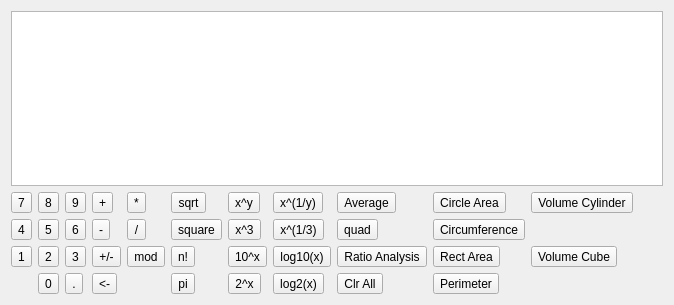
Qt form Calculator.ui (towel42-com/bsa) before a commit.
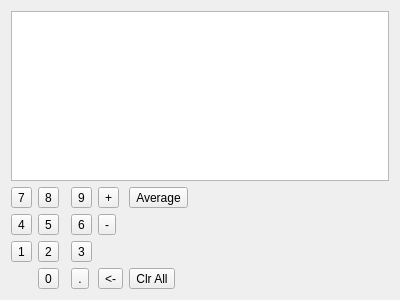
The same form after that commit. Icons and pictures are not drawn.

Diff of the .ui file:
```diff
--- a/Calculator.ui
+++ b/Calculator.ui
@@ -6,8 +6,8 @@
    <rect>
     <x>0</x>
     <y>0</y>
-    <width>615</width>
-    <height>305</height>
+    <width>400</width>
+    <height>300</height>
    </rect>
   </property>
   <property name="windowTitle">
@@ -18,6 +18,9 @@
     <normaloff>:/resources/calc.png</normaloff>:/resources/calc.png</iconset>
   </property>
   <layout class="QGridLayout" name="gridLayout">
+   <item row="0" column="0" colspan="9">
+    <widget class="QListView" name="values"/>
+   </item>
    <item row="1" column="0">
     <widget class="QToolButton" name="btn_7">
      <property name="text">
@@ -32,7 +35,7 @@
      </property>
     </widget>
    </item>
-   <item row="1" column="11" colspan="5">
+   <item row="1" column="6">
     <spacer name="horizontalSpacer">
      <property name="orientation">
       <enum>Qt::Horizontal</enum>
@@ -59,6 +62,20 @@
      </property>
     </widget>
    </item>
+   <item row="2" column="3">
+    <widget class="QToolButton" name="btn_6">
+     <property name="text">
+      <string>6</string>
+     </property>
+    </widget>
+   </item>
+   <item row="1" column="3">
+    <widget class="QToolButton" name="btn_9">
+     <property name="text">
+      <string>9</string>
+     </property>
+    </widget>
+   </item>
    <item row="3" column="0">
     <widget class="QToolButton" name="btn_1">
      <property name="text">
@@ -73,260 +90,62 @@
      </property>
     </widget>
    </item>
-   <item row="4" column="1">
-    <widget class="QToolButton" name="btn_0">
-     <property name="text">
-      <string>0</string>
-     </property>
-    </widget>
-   </item>
-   <item row="0" column="0" colspan="16">
-    <widget class="QListView" name="values">
-     <property name="verticalScrollBarPolicy">
-      <enum>Qt::ScrollBarAlwaysOff</enum>
-     </property>
-     <property name="horizontalScrollBarPolicy">
-      <enum>Qt::ScrollBarAlwaysOff</enum>
-     </property>
-     <property name="editTriggers">
-      <set>QAbstractItemView::NoEditTriggers</set>
-     </property>
-     <property name="selectionMode">
-      <enum>QAbstractItemView::SingleSelection</enum>
-     </property>
-    </widget>
-   </item>
-   <item row="1" column="2">
-    <widget class="QToolButton" name="btn_9">
-     <property name="text">
-      <string>9</string>
-     </property>
-    </widget>
-   </item>
-   <item row="2" column="2">
-    <widget class="QToolButton" name="btn_6">
-     <property name="text">
-      <string>6</string>
-     </property>
-    </widget>
-   </item>
-   <item row="3" column="2">
+   <item row="3" column="3">
     <widget class="QToolButton" name="btn_3">
      <property name="text">
       <string>3</string>
      </property>
     </widget>
    </item>
-   <item row="4" column="2">
+   <item row="4" column="3">
     <widget class="QToolButton" name="btn_period">
      <property name="text">
       <string>.</string>
      </property>
     </widget>
    </item>
-   <item row="1" column="3">
+   <item row="1" column="4">
     <widget class="QToolButton" name="btn_plus">
      <property name="text">
       <string>+</string>
      </property>
     </widget>
    </item>
-   <item row="2" column="3">
-    <widget class="QToolButton" name="btnMinus">
-     <property name="text">
-      <string>-</string>
-     </property>
-    </widget>
-   </item>
-   <item row="3" column="3">
-    <widget class="QToolButton" name="btn_negate">
-     <property name="text">
-      <string>+/-</string>
-     </property>
-    </widget>
-   </item>
-   <item row="4" column="3">
+   <item row="4" column="4">
     <widget class="QToolButton" name="btn_enter">
      <property name="text">
       <string>&lt;-</string>
      </property>
     </widget>
    </item>
-   <item row="1" column="4">
-    <widget class="QToolButton" name="btn_mult">
-     <property name="text">
-      <string>*</string>
-     </property>
-    </widget>
-   </item>
    <item row="2" column="4">
-    <widget class="QToolButton" name="btn_div">
+    <widget class="QToolButton" name="btnMinus">
      <property name="text">
-      <string>/</string>
+      <string>-</string>
+     </property>
+    </widget>
+   </item>
+   <item row="4" column="1">
+    <widget class="QToolButton" name="btn_0">
+     <property name="text">
+      <string>0</string>
+     </property>
+    </widget>
+   </item>
+   <item row="4" column="5">
+    <widget class="QToolButton" name="btn_CA">
+     <property name="text">
+      <string>Clr All</string>
      </property>
     </widget>
    </item>
    <item row="1" column="5">
-    <widget class="QToolButton" name="btn_sqrt">
-     <property name="text">
-      <string>sqrt</string>
-     </property>
-    </widget>
-   </item>
-   <item row="2" column="5">
-    <widget class="QToolButton" name="btn_square">
-     <property name="text">
-      <string>square</string>
-     </property>
-    </widget>
-   </item>
-   <item row="1" column="6">
-    <widget class="QToolButton" name="btn_pow">
-     <property name="text">
-      <string>x^y</string>
-     </property>
-    </widget>
-   </item>
-   <item row="1" column="8">
     <widget class="QToolButton" name="btn_Average">
      <property name="text">
       <string>Average</string>
      </property>
     </widget>
    </item>
-   <item row="2" column="8">
-    <widget class="QToolButton" name="btn_quad">
-     <property name="text">
-      <string>quad</string>
-     </property>
-    </widget>
-   </item>
-   <item row="4" column="8">
-    <widget class="QToolButton" name="btn_CA">
-     <property name="text">
-      <string>Clr All</string>
-     </property>
-    </widget>
-   </item>
-   <item row="2" column="6">
-    <widget class="QToolButton" name="btn_cubed">
-     <property name="text">
-      <string>x^3</string>
-     </property>
-    </widget>
-   </item>
-   <item row="3" column="6">
-    <widget class="QToolButton" name="btn_tenpow">
-     <property name="text">
-      <string>10^x</string>
-     </property>
-    </widget>
-   </item>
-   <item row="4" column="5">
-    <widget class="QToolButton" name="btn_pi">
-     <property name="text">
-      <string>pi</string>
-     </property>
-    </widget>
-   </item>
-   <item row="1" column="7">
-    <widget class="QToolButton" name="btn_rootpow">
-     <property name="text">
-      <string>x^(1/y)</string>
-     </property>
-    </widget>
-   </item>
-   <item row="2" column="7">
-    <widget class="QToolButton" name="btn_cuberoot">
-     <property name="text">
-      <string>x^(1/3)</string>
-     </property>
-    </widget>
-   </item>
-   <item row="3" column="4">
-    <widget class="QToolButton" name="btn_mod">
-     <property name="text">
-      <string>mod</string>
-     </property>
-    </widget>
-   </item>
-   <item row="3" column="5">
-    <widget class="QToolButton" name="btn_fact">
-     <property name="text">
-      <string>n!</string>
-     </property>
-    </widget>
-   </item>
-   <item row="3" column="7">
-    <widget class="QToolButton" name="btn_log10">
-     <property name="text">
-      <string>log10(x)</string>
-     </property>
-    </widget>
-   </item>
-   <item row="4" column="6">
-    <widget class="QToolButton" name="btn_2pow">
-     <property name="text">
-      <string>2^x</string>
-     </property>
-    </widget>
-   </item>
-   <item row="4" column="7">
-    <widget class="QToolButton" name="btn_log2">
-     <property name="text">
-      <string>log2(x)</string>
-     </property>
-    </widget>
-   </item>
-   <item row="1" column="9">
-    <widget class="QToolButton" name="btn_carea">
-     <property name="text">
-      <string>Circle Area</string>
-     </property>
-    </widget>
-   </item>
-   <item row="2" column="9">
-    <widget class="QToolButton" name="btn_circ">
-     <property name="text">
-      <string>Circumference</string>
-     </property>
-    </widget>
-   </item>
-   <item row="3" column="9">
-    <widget class="QToolButton" name="btn_rarea">
-     <property name="text">
-      <string>Rect Area</string>
-     </property>
-    </widget>
-   </item>
-   <item row="4" column="9">
-    <widget class="QToolButton" name="btn_peri">
-     <property name="text">
-      <string>Perimeter</string>
-     </property>
-    </widget>
-   </item>
-   <item row="3" column="8">
-    <widget class="QToolButton" name="btn_ratio">
-     <property name="text">
-      <string>Ratio Analysis</string>
-     </property>
-    </widget>
-   </item>
-   <item row="1" column="10">
-    <widget class="QToolButton" name="btn_vcyl">
-     <property name="text">
-      <string>Volume Cylinder</string>
-     </property>
-    </widget>
-   </item>
-   <item row="3" column="10">
-    <widget class="QToolButton" name="btn_volcube">
-     <property name="text">
-      <string>Volume Cube</string>
-     </property>
-    </widget>
-   </item>
   </layout>
  </widget>
  <layoutdefault spacing="6" margin="11"/>
```
Left out of the diff: 14 changed lines with no effect on the pictures.
